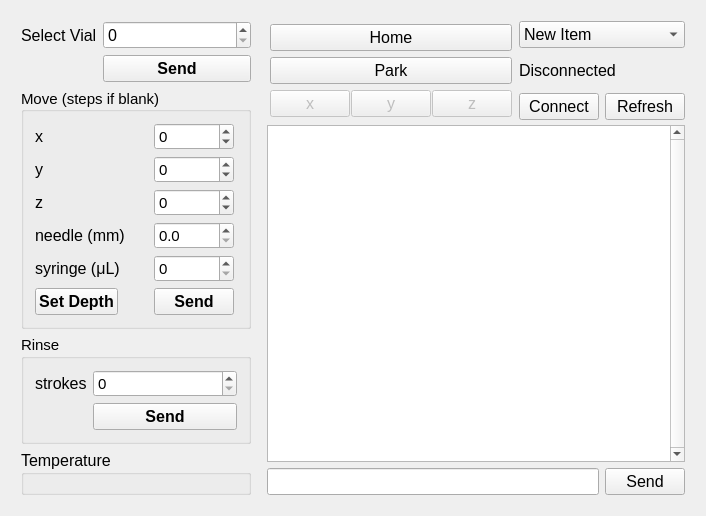
First picture: the form in src/gpicontroller.ui, repository amoose136/GPIController, before the edit.
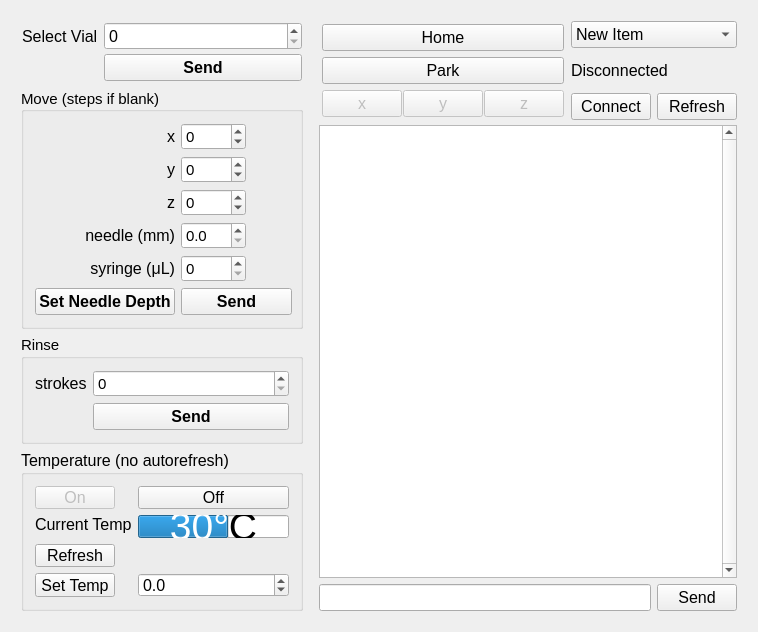
Second picture: the form after the edit.

Commit message: Adding temp controls

```diff
--- a/src/gpicontroller.ui
+++ b/src/gpicontroller.ui
@@ -6,8 +6,8 @@
    <rect>
     <x>0</x>
     <y>0</y>
-    <width>684</width>
-    <height>516</height>
+    <width>756</width>
+    <height>632</height>
    </rect>
   </property>
   <property name="sizePolicy">
@@ -48,7 +48,10 @@
        <number>5</number>
       </property>
       <item>
-       <layout class="QVBoxLayout" name="verticalLayout_2">
+       <layout class="QVBoxLayout" name="verticalLayout_left_bar">
+        <property name="sizeConstraint">
+         <enum>QLayout::SetMinimumSize</enum>
+        </property>
         <property name="leftMargin">
          <number>5</number>
         </property>
@@ -63,6 +66,27 @@
         </property>
         <item>
          <layout class="QFormLayout" name="layoutSelectVial">
+          <property name="sizeConstraint">
+           <enum>QLayout::SetMinAndMaxSize</enum>
+          </property>
+          <property name="horizontalSpacing">
+           <number>6</number>
+          </property>
+          <property name="verticalSpacing">
+           <number>4</number>
+          </property>
+          <property name="leftMargin">
+           <number>1</number>
+          </property>
+          <property name="topMargin">
+           <number>1</number>
+          </property>
+          <property name="rightMargin">
+           <number>1</number>
+          </property>
+          <property name="bottomMargin">
+           <number>1</number>
+          </property>
           <item row="0" column="0">
            <widget class="QLabel" name="labelSelectVial">
             <property name="font">
@@ -121,7 +145,7 @@
         <item>
          <widget class="QGroupBox" name="groupMove">
           <property name="sizePolicy">
-           <sizepolicy hsizetype="Fixed" vsizetype="Fixed">
+           <sizepolicy hsizetype="Preferred" vsizetype="Preferred">
             <horstretch>0</horstretch>
             <verstretch>0</verstretch>
            </sizepolicy>
@@ -144,14 +168,12 @@
           <property name="checkable">
            <bool>false</bool>
           </property>
-          <layout class="QHBoxLayout" name="horizontalLayout">
-           <item>
             <layout class="QFormLayout" name="formLayout">
-             <property name="horizontalSpacing">
-              <number>20</number>
+           <property name="labelAlignment">
+            <set>Qt::AlignRight|Qt::AlignTrailing|Qt::AlignVCenter</set>
              </property>
              <property name="rightMargin">
-              <number>3</number>
+            <number>8</number>
              </property>
              <item row="0" column="0">
               <widget class="QLabel" name="labelX">
@@ -169,11 +191,26 @@
              <item row="0" column="1">
               <widget class="QSpinBox" name="spinboxX">
                <property name="sizePolicy">
-                <sizepolicy hsizetype="Preferred" vsizetype="Fixed">
+              <sizepolicy hsizetype="Fixed" vsizetype="Fixed">
                  <horstretch>0</horstretch>
                  <verstretch>0</verstretch>
                 </sizepolicy>
                </property>
+             <property name="minimumSize">
+              <size>
+               <width>65</width>
+               <height>0</height>
+              </size>
+             </property>
+             <property name="maximumSize">
+              <size>
+               <width>65</width>
+               <height>16777215</height>
+              </size>
+             </property>
+             <property name="layoutDirection">
+              <enum>Qt::LeftToRight</enum>
+             </property>
                <property name="minimum">
                 <number>-1480</number>
                </property>
@@ -197,6 +234,24 @@
              </item>
              <item row="1" column="1">
               <widget class="QSpinBox" name="spinboxY">
+             <property name="sizePolicy">
+              <sizepolicy hsizetype="Fixed" vsizetype="Fixed">
+               <horstretch>0</horstretch>
+               <verstretch>0</verstretch>
+              </sizepolicy>
+             </property>
+             <property name="minimumSize">
+              <size>
+               <width>65</width>
+               <height>0</height>
+              </size>
+             </property>
+             <property name="maximumSize">
+              <size>
+               <width>65</width>
+               <height>16777215</height>
+              </size>
+             </property>
                <property name="minimum">
                 <number>-1950</number>
                </property>
@@ -220,6 +275,24 @@
              </item>
              <item row="2" column="1">
               <widget class="QSpinBox" name="spinboxZ">
+             <property name="sizePolicy">
+              <sizepolicy hsizetype="Maximum" vsizetype="Fixed">
+               <horstretch>0</horstretch>
+               <verstretch>0</verstretch>
+              </sizepolicy>
+             </property>
+             <property name="minimumSize">
+              <size>
+               <width>65</width>
+               <height>0</height>
+              </size>
+             </property>
+             <property name="maximumSize">
+              <size>
+               <width>65</width>
+               <height>16777215</height>
+              </size>
+             </property>
                <property name="minimum">
                 <number>-3500</number>
                </property>
@@ -230,9 +303,15 @@
              </item>
              <item row="3" column="0">
               <widget class="QLabel" name="labelNeedle">
+             <property name="sizePolicy">
+              <sizepolicy hsizetype="Minimum" vsizetype="Preferred">
+               <horstretch>0</horstretch>
+               <verstretch>0</verstretch>
+              </sizepolicy>
+             </property>
                <property name="minimumSize">
                 <size>
-                 <width>99</width>
+               <width>106</width>
                  <height>0</height>
                 </size>
                </property>
@@ -242,13 +321,43 @@
                  <pointsize>12</pointsize>
                 </font>
                </property>
+             <property name="lineWidth">
+              <number>1</number>
+             </property>
                <property name="text">
                 <string>needle (mm)</string>
                </property>
+             <property name="alignment">
+              <set>Qt::AlignRight|Qt::AlignTrailing|Qt::AlignVCenter</set>
+             </property>
+             <property name="margin">
+              <number>0</number>
+             </property>
+             <property name="indent">
+              <number>0</number>
+             </property>
               </widget>
              </item>
              <item row="3" column="1">
               <widget class="QDoubleSpinBox" name="spinboxNeedle">
+             <property name="sizePolicy">
+              <sizepolicy hsizetype="Maximum" vsizetype="Fixed">
+               <horstretch>0</horstretch>
+               <verstretch>0</verstretch>
+              </sizepolicy>
+             </property>
+             <property name="minimumSize">
+              <size>
+               <width>65</width>
+               <height>0</height>
+              </size>
+             </property>
+             <property name="maximumSize">
+              <size>
+               <width>65</width>
+               <height>16777215</height>
+              </size>
+             </property>
                <property name="decimals">
                 <number>1</number>
                </property>
@@ -274,40 +383,50 @@
                <property name="text">
                 <string>syringe (μL)</string>
                </property>
+             <property name="alignment">
+              <set>Qt::AlignRight|Qt::AlignTrailing|Qt::AlignVCenter</set>
+             </property>
+             <property name="indent">
+              <number>0</number>
+             </property>
               </widget>
              </item>
              <item row="4" column="1">
-              <widget class="QSpinBox" name="spinboxSyringe"/>
-             </item>
-             <item row="5" column="0">
-              <widget class="QPushButton" name="buttonSetDepth">
-               <property name="font">
-                <font>
-                 <family>Arial</family>
-                 <pointsize>12</pointsize>
-                 <weight>75</weight>
-                 <bold>true</bold>
-                </font>
-               </property>
-               <property name="text">
-                <string>Set Depth</string>
-               </property>
-               <property name="checkable">
-                <bool>false</bool>
-               </property>
-               <property name="autoDefault">
-                <bool>false</bool>
-               </property>
-               <property name="default">
-                <bool>false</bool>
-               </property>
-               <property name="flat">
-                <bool>false</bool>
+            <widget class="QSpinBox" name="spinboxSyringe">
+             <property name="sizePolicy">
+              <sizepolicy hsizetype="Fixed" vsizetype="Fixed">
+               <horstretch>0</horstretch>
+               <verstretch>0</verstretch>
+              </sizepolicy>
+             </property>
+             <property name="minimumSize">
+              <size>
+               <width>65</width>
+               <height>0</height>
+              </size>
+             </property>
+             <property name="sizeIncrement">
+              <size>
+               <width>1</width>
+               <height>0</height>
+              </size>
+             </property>
+             <property name="baseSize">
+              <size>
+               <width>0</width>
+               <height>6</height>
+              </size>
                </property>
               </widget>
              </item>
              <item row="5" column="1">
               <widget class="QPushButton" name="buttonMove">
+             <property name="sizePolicy">
+              <sizepolicy hsizetype="Preferred" vsizetype="Fixed">
+               <horstretch>0</horstretch>
+               <verstretch>0</verstretch>
+              </sizepolicy>
+             </property>
                <property name="font">
                 <font>
                  <family>Arial</family>
@@ -333,7 +452,38 @@
                </property>
               </widget>
              </item>
-            </layout>
+           <item row="5" column="0">
+            <widget class="QPushButton" name="buttonSetDepth">
+             <property name="sizePolicy">
+              <sizepolicy hsizetype="Preferred" vsizetype="Fixed">
+               <horstretch>0</horstretch>
+               <verstretch>0</verstretch>
+              </sizepolicy>
+             </property>
+             <property name="font">
+              <font>
+               <family>Arial</family>
+               <pointsize>12</pointsize>
+               <weight>75</weight>
+               <bold>true</bold>
+              </font>
+             </property>
+             <property name="text">
+              <string>Set Needle Depth</string>
+             </property>
+             <property name="checkable">
+              <bool>false</bool>
+             </property>
+             <property name="autoDefault">
+              <bool>false</bool>
+             </property>
+             <property name="default">
+              <bool>false</bool>
+             </property>
+             <property name="flat">
+              <bool>false</bool>
+             </property>
+            </widget>
            </item>
           </layout>
          </widget>
@@ -402,9 +552,116 @@
         </item>
         <item>
          <widget class="QGroupBox" name="groupTemp">
+          <property name="sizePolicy">
+           <sizepolicy hsizetype="Preferred" vsizetype="Fixed">
+            <horstretch>0</horstretch>
+            <verstretch>0</verstretch>
+           </sizepolicy>
+          </property>
+          <property name="minimumSize">
+           <size>
+            <width>0</width>
+            <height>144</height>
+           </size>
+          </property>
           <property name="title">
-           <string>Temperature</string>
+           <string>Temperature (no autorefresh)</string>
           </property>
+          <layout class="QHBoxLayout" name="horizontalLayout">
+           <item>
+            <layout class="QFormLayout" name="formLayout_2">
+             <item row="0" column="0">
+              <widget class="QPushButton" name="pushButton_3">
+               <property name="enabled">
+                <bool>false</bool>
+               </property>
+               <property name="text">
+                <string>On</string>
+               </property>
+              </widget>
+             </item>
+             <item row="0" column="1">
+              <widget class="QPushButton" name="pushButton_4">
+               <property name="text">
+                <string>Off</string>
+               </property>
+              </widget>
+             </item>
+             <item row="1" column="0">
+              <widget class="QLabel" name="label">
+               <property name="sizePolicy">
+                <sizepolicy hsizetype="Preferred" vsizetype="Fixed">
+                 <horstretch>0</horstretch>
+                 <verstretch>0</verstretch>
+                </sizepolicy>
+               </property>
+               <property name="text">
+                <string>Current Temp</string>
+               </property>
+              </widget>
+             </item>
+             <item row="2" column="0">
+              <widget class="QPushButton" name="pushButton">
+               <property name="text">
+                <string>Refresh</string>
+               </property>
+              </widget>
+             </item>
+             <item row="3" column="0">
+              <widget class="QPushButton" name="pushButton_2">
+               <property name="text">
+                <string>Set Temp</string>
+               </property>
+              </widget>
+             </item>
+             <item row="3" column="1">
+              <widget class="QDoubleSpinBox" name="doubleSpinBox">
+               <property name="decimals">
+                <number>1</number>
+               </property>
+               <property name="minimum">
+                <double>-10.000000000000000</double>
+               </property>
+              </widget>
+             </item>
+             <item row="1" column="1">
+              <widget class="QProgressBar" name="progressBar">
+               <property name="font">
+                <font>
+                 <pointsize>29</pointsize>
+                 <weight>50</weight>
+                 <bold>false</bold>
+                </font>
+               </property>
+               <property name="minimum">
+                <number>0</number>
+               </property>
+               <property name="maximum">
+                <number>50</number>
+               </property>
+               <property name="value">
+                <number>30</number>
+               </property>
+               <property name="alignment">
+                <set>Qt::AlignLeading|Qt::AlignLeft|Qt::AlignVCenter</set>
+               </property>
+               <property name="textVisible">
+                <bool>true</bool>
+               </property>
+               <property name="orientation">
+                <enum>Qt::Horizontal</enum>
+               </property>
+               <property name="invertedAppearance">
+                <bool>false</bool>
+               </property>
+               <property name="format">
+                <string>%v°C</string>
+               </property>
+              </widget>
+             </item>
+            </layout>
+           </item>
+          </layout>
          </widget>
         </item>
        </layout>
```
Left out of the diff: 56 changed lines with no effect on the pictures. Lines whose indentation alone changed are shown as unchanged. The commit also changes 2 other files.
